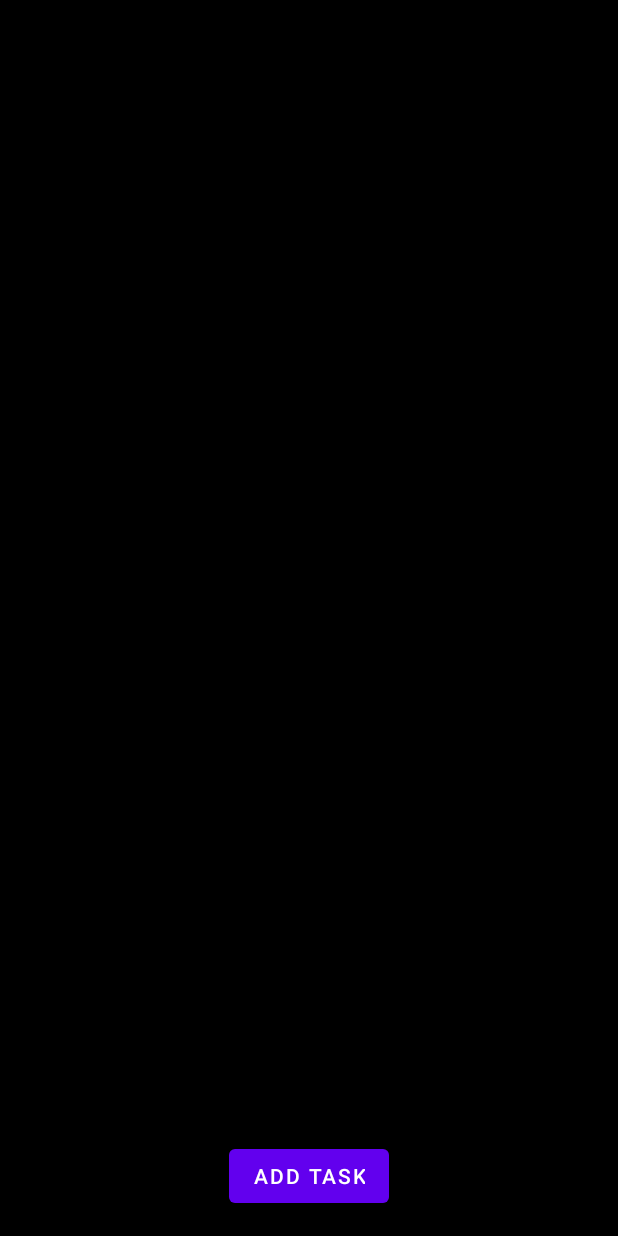
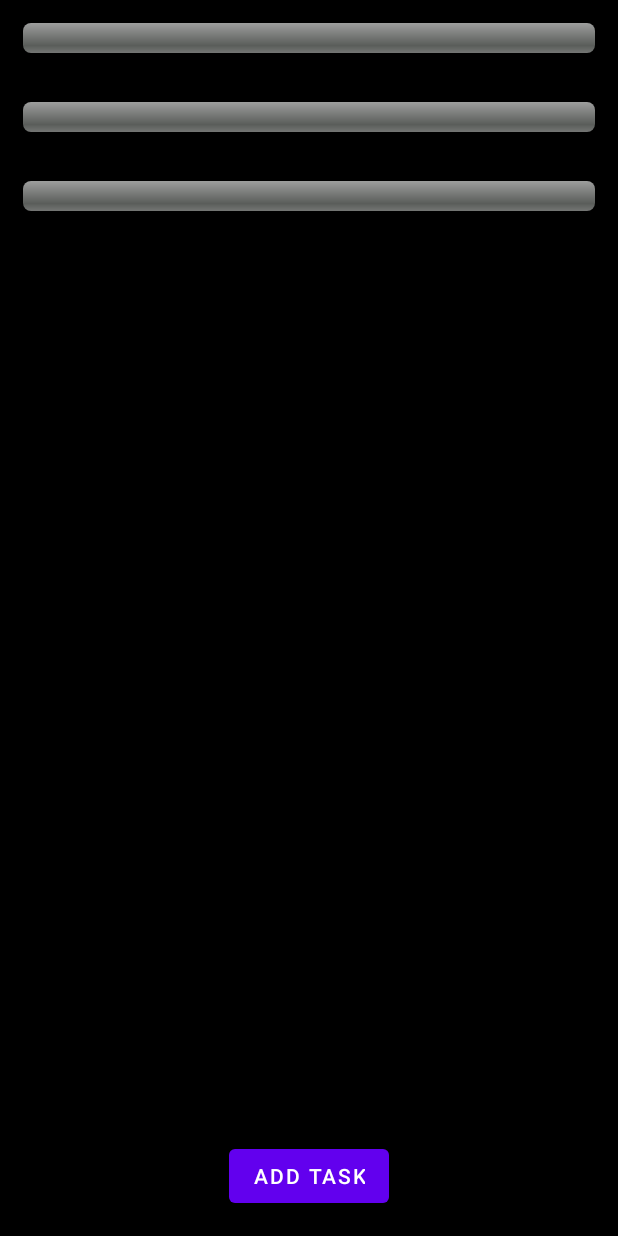
Before and after one commit to OXYAbc/MyDevNotes-ToDoList, an Android app: the screen it shows after launch (MainActivity), on a phone screen of 412 x 824 dp. Run offline under Robolectric (Android 15) with nearby library versions, the phone set to English and light mode, and no system bars.

Commit message:
adding not working progress bars

```diff
--- a/app/src/main/java/com/example/mydevtodo/MainActivity.kt
+++ b/app/src/main/java/com/example/mydevtodo/MainActivity.kt
@@ -6,18 +6,29 @@ import androidx.appcompat.app.AppCompatActivity
 import androidx.recyclerview.widget.LinearLayoutManager
 import androidx.recyclerview.widget.RecyclerView
 import android.widget.Button
+import android.widget.ProgressBar
 import com.example.myapp.TaskAdapter
 
 class MainActivity : AppCompatActivity() {
 
     private lateinit var tasksRecyclerView: RecyclerView
+    private lateinit var frontendProgressBar: ProgressBar
+    private lateinit var backendProgressBar: ProgressBar
+    private lateinit var otherProgressBar: ProgressBar
 
     override fun onCreate(savedInstanceState: Bundle?) {
         super.onCreate(savedInstanceState)
         setContentView(R.layout.activity_main)
 
+        frontendProgressBar = findViewById(R.id.frontendProgressBar)
+        backendProgressBar = findViewById(R.id.backendProgressBar)
+        otherProgressBar = findViewById(R.id.otherProgressBar)
+
+
         tasksRecyclerView = findViewById(R.id.tasksRecyclerView)
         tasksRecyclerView.layoutManager = LinearLayoutManager(this)
+
+        updateProgressBars()
 
         val addTaskButton = findViewById<Button>(R.id.addTaskButton)
         addTaskButton.setOnClickListener {
@@ -26,8 +37,37 @@ class MainActivity : AppCompatActivity() {
         }
     }
 
+    private fun updateProgressBars() {
+        val tasks = TaskManager.tasks
+        val totalTasks = tasks.size.toFloat()
+
+        val frontendTasks = tasks.count { it.topic == "Frontend" }
+        val frontendTasksDone = tasks.count { it.topic == "Frontend" && it.isDone}
+        val backendTasks = tasks.count { it.topic == "Backend" }
+        val backendTasksDone = tasks.count { it.topic == "Backend" && it.isDone }
+        val otherTasks = tasks.count { it.topic == "Other" }
+        val otherTasksDone = tasks.count { it.topic == "Other" && it.isDone}
+
+        val frontendProgress = calculateProgress(frontendTasks, frontendTasksDone)
+        val backendProgress = calculateProgress(backendTasks, backendTasksDone)
+        val otherProgress = calculateProgress(otherTasks, otherTasksDone)
+
+        frontendProgressBar.progress = (frontendProgress * 100).toInt()
+        backendProgressBar.progress = (backendProgress * 100).toInt()
+        otherProgressBar.progress = (otherProgress * 100).toInt()
+    }
+
+    private fun calculateProgress(totalTasks: Int, tasksDone: Int): Float {
+        return if (totalTasks > 0) {
+            tasksDone.toFloat() / totalTasks
+        } else {
+            0f
+        }
+    }
+
     override fun onResume() {
         super.onResume()
         tasksRecyclerView.adapter = TaskAdapter(TaskManager.tasks)
+        updateProgressBars()
     }
 }
--- a/app/src/main/res/layout/activity_main.xml
+++ b/app/src/main/res/layout/activity_main.xml
@@ -6,6 +6,40 @@
     android:layout_height="match_parent"
     android:background="@color/black"
     tools:context=".MainActivity">
+
+    <LinearLayout
+        android:layout_width="match_parent"
+        android:layout_height="wrap_content"
+        android:orientation="vertical"
+        android:gravity="center">
+
+        <ProgressBar
+            android:id="@+id/frontendProgressBar"
+            style="@android:style/Widget.ProgressBar.Horizontal"
+            android:layout_width="match_parent"
+            android:layout_height="wrap_content"
+            android:layout_weight="1"
+            android:layout_marginBottom="2dp"
+            android:padding="15dp"/>
+
+        <ProgressBar
+            android:id="@+id/backendProgressBar"
+            style="@android:style/Widget.ProgressBar.Horizontal"
+            android:layout_width="match_parent"
+            android:layout_height="wrap_content"
+            android:layout_weight="1"
+            android:layout_marginBottom="2dp"
+            android:padding="15dp"/>
+
+        <ProgressBar
+            android:id="@+id/otherProgressBar"
+            style="@android:style/Widget.ProgressBar.Horizontal"
+            android:layout_width="match_parent"
+            android:layout_height="wrap_content"
+            android:layout_weight="1"
+            android:layout_marginBottom="2dp"
+            android:padding="15dp"/>
+    </LinearLayout>
 
     <androidx.recyclerview.widget.RecyclerView
         android:id="@+id/tasksRecyclerView"
```
